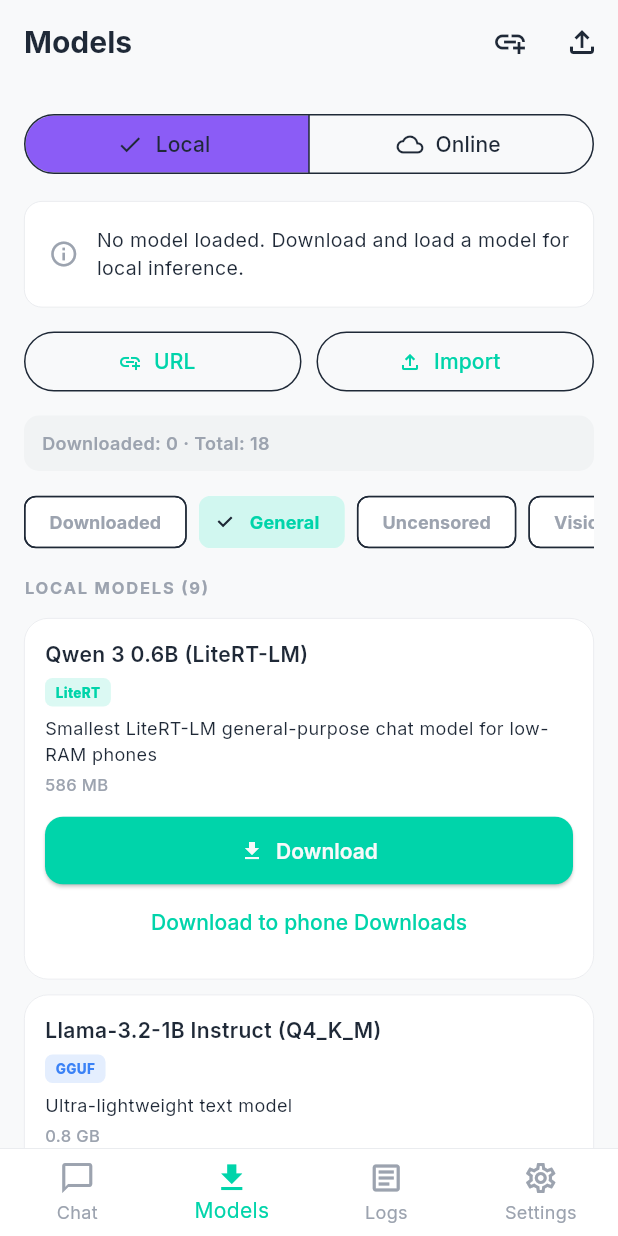
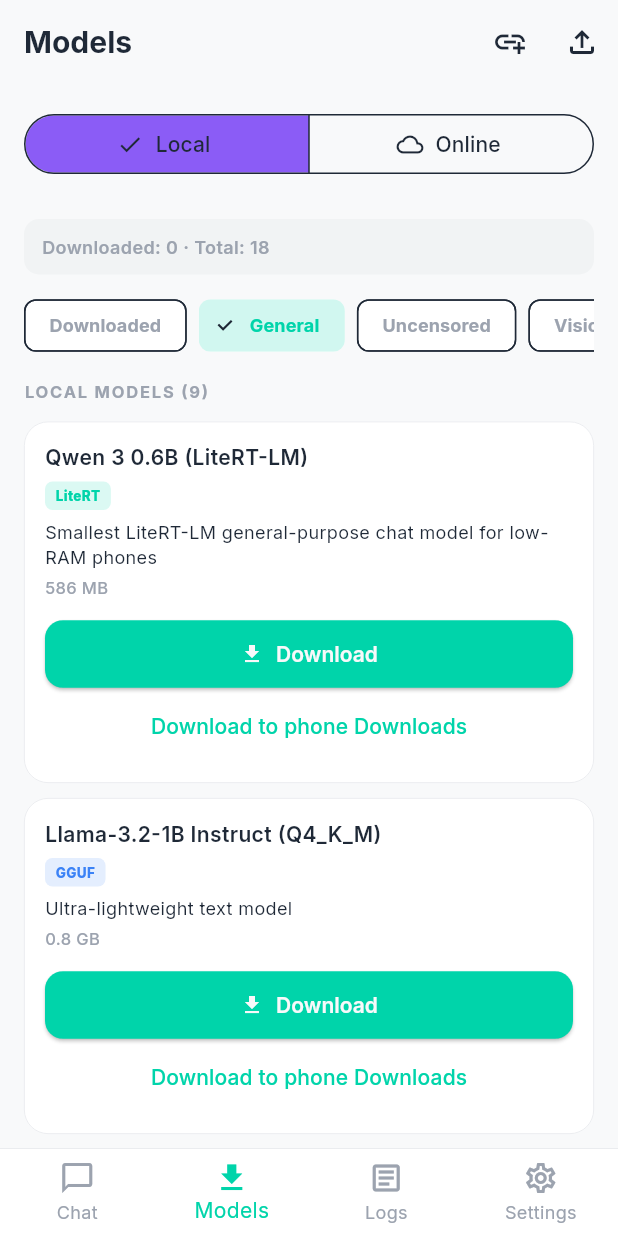
Before and after one commit to orailnoor/cross-platform-llm-client, a Flutter app: the screen it shows after launch, item 2 of the bottom bar chosen, on a phone screen of 412 x 824 dp. Run offline on Flutter 3.47's test engine with Material 3 defaults, Android fonts, the phone set to English and light mode, and no system bars; our stand-ins replace dio, file_picker, flutter_markdown, get, google_fonts, hive_flutter and 2 more; missing offline and left inert: flutter_litert_lm; accounts and stored records are empty.

Commit message:
feat: implement core chat infrastructure including UI components, state management controllers, and inference service integration

```diff
--- a/lib/models/chat_message.dart
+++ b/lib/models/chat_message.dart
@@ -10,6 +10,7 @@
   final String? cmdOutput; // Result of CMD: execution
   final bool isCommand;
   final double? tokensPerSec;
+  final int? thoughtDurationSeconds;
   final DateTime timestamp;
 
   ChatMessage({
@@ -24,6 +25,7 @@
     this.cmdOutput,
     this.isCommand = false,
     this.tokensPerSec,
+    this.thoughtDurationSeconds,
     DateTime? timestamp,
   }) : timestamp = timestamp ?? DateTime.now();
 
@@ -39,6 +41,7 @@
         'cmdOutput': cmdOutput,
         'isCommand': isCommand,
         'tokensPerSec': tokensPerSec,
+        'thoughtDurationSeconds': thoughtDurationSeconds,
         'timestamp': timestamp.toIso8601String(),
       };
 
@@ -56,6 +59,9 @@
         tokensPerSec: map['tokensPerSec'] != null
             ? (map['tokensPerSec'] as num).toDouble()
             : null,
+        thoughtDurationSeconds: map['thoughtDurationSeconds'] != null
+            ? (map['thoughtDurationSeconds'] as num).toInt()
+            : null,
         timestamp: DateTime.tryParse(map['timestamp'] ?? '') ?? DateTime.now(),
       );
 }
--- a/lib/views/model_view.dart
+++ b/lib/views/model_view.dart
@@ -39,28 +39,6 @@
               ],
             );
           }),
-          Obx(() {
-            final inference = Get.find<InferenceService>();
-            if (controller.modelScope.value == 'local' &&
-                inference.isModelLoaded.value) {
-              return Padding(
-                padding: const EdgeInsets.only(right: 8),
-                child: TextButton.icon(
-                  onPressed: () => controller.unloadModel(),
-                  icon: const Icon(Icons.eject,
-                      size: 16, color: AppColors.warning),
-                  label: Text(
-                    'Unload',
-                    style: GoogleFonts.inter(
-                      fontSize: 12,
-                      color: AppColors.warning,
-                    ),
-                  ),
-                ),
-              );
-            }
-            return const SizedBox.shrink();
-          }),
         ],
       ),
       body: RefreshIndicator(
@@ -80,8 +58,6 @@
                 const SizedBox(height: 12),
 
                 if (controller.modelScope.value == 'local') ...[
-                  _buildLocalActions(context),
-                  const SizedBox(height: 12),
                   _buildImportingProgress(context),
                   _buildLocalSummary(context),
                   const SizedBox(height: 10),
@@ -389,90 +365,7 @@
 
       final inference = Get.find<InferenceService>();
       if (!inference.isModelLoaded.value) {
-        if (controller.canLoadLastModel) {
-          return Container(
-            padding: const EdgeInsets.all(16),
-            decoration: BoxDecoration(
-              color: Theme.of(context).cardColor,
-              borderRadius: BorderRadius.circular(12),
-              border: Border.all(
-                  color: AppColors.primary.withValues(alpha: 0.35), width: 0.8),
-            ),
-            child: Row(
-              children: [
-                Container(
-                  padding: const EdgeInsets.all(9),
-                  decoration: BoxDecoration(
-                    color: AppColors.primary.withValues(alpha: 0.14),
-                    borderRadius: BorderRadius.circular(10),
-                  ),
-                  child: const Icon(Icons.history,
-                      color: AppColors.primary, size: 20),
-                ),
-                const SizedBox(width: 12),
-                Expanded(
-                  child: Column(
-                    crossAxisAlignment: CrossAxisAlignment.start,
-                    children: [
-                      Text(
-                        'Last loaded model',
-                        style: GoogleFonts.inter(
-                          fontSize: 11,
-                          color: Theme.of(context).hintColor,
-                          fontWeight: FontWeight.w700,
-                        ),
-                      ),
-                      const SizedBox(height: 3),
-                      Text(
-                        controller.lastLoadedModelName,
-                        style: GoogleFonts.inter(
-                          fontSize: 14,
-                          fontWeight: FontWeight.w700,
-                          color: Theme.of(context).colorScheme.onSurface,
-                        ),
-                        maxLines: 1,
-                        overflow: TextOverflow.ellipsis,
-                      ),
-                    ],
-                  ),
-                ),
-                ElevatedButton.icon(
-                  onPressed: () =>
-                      controller.loadModel(controller.lastLoadedModelName),
-                  icon: const Icon(Icons.play_arrow, size: 16),
-                  label: const Text('Load'),
-                ),
-              ],
-            ),
-          );
-        }
-
-        return Container(
-          padding: const EdgeInsets.all(16),
-          decoration: BoxDecoration(
-            color: Theme.of(context).cardColor,
-            borderRadius: BorderRadius.circular(12),
-            border:
-                Border.all(color: Theme.of(context).dividerColor, width: 0.5),
-          ),
-          child: Row(
-            children: [
-              Icon(Icons.info_outline,
-                  color: Theme.of(context).hintColor, size: 20),
-              const SizedBox(width: 12),
-              Expanded(
-                child: Text(
-                  'No model loaded. Download and load a model for local inference.',
-                  style: GoogleFonts.inter(
-                    fontSize: 13,
-                    color: Theme.of(context).textTheme.bodyMedium?.color ??
-                        Colors.grey,
-                  ),
-                ),
-              ),
-            ],
-          ),
-        );
+        return const SizedBox.shrink();
       }
 
       final percent = inference.modelLoadProgress.value * 100;
@@ -1505,6 +1398,9 @@
       final disableActions = controller.isImporting.value ||
           isAnyModelLoading ||
           isCurrentlyDownloading;
+      final loadPercent = (inference.modelLoadProgress.value * 100)
+          .clamp(0.0, 100.0)
+          .toStringAsFixed(0);
 
       return Card(
         margin: const EdgeInsets.only(bottom: 10),
@@ -1573,10 +1469,20 @@
                               ? null
                               : () => controller.loadModel(model.filename),
                           icon: Icon(
-                            isActive ? Icons.check : Icons.play_arrow,
+                            isThisModelLoading
+                                ? Icons.hourglass_top_rounded
+                                : isActive
+                                    ? Icons.check
+                                    : Icons.play_arrow,
                             size: 16,
                           ),
-                          label: Text(isActive ? 'Active' : 'Load'),
+                          label: Text(
+                            isThisModelLoading
+                                ? 'Loading $loadPercent%'
+                                : isActive
+                                    ? 'Active'
+                                    : 'Load',
+                          ),
                           style: OutlinedButton.styleFrom(
                             foregroundColor: isActive
                                 ? AppColors.success
@@ -1594,11 +1500,20 @@
                       ),
                       const SizedBox(width: 8),
                       IconButton(
+                        tooltip: isActive ? 'Unload model' : 'Delete model',
                         onPressed: disableActions
                             ? null
-                            : () => controller.deleteModel(model.filename),
-                        icon: const Icon(Icons.delete_outline,
-                            size: 18, color: AppColors.error),
+                            : isActive
+                                ? () => controller.unloadModel()
+                                : () => controller.deleteModel(model.filename),
+                        icon: Icon(
+                          isActive
+                              ? Icons.eject_outlined
+                              : Icons.delete_outline,
+                          size: 18,
+                          color:
+                              isActive ? AppColors.warning : AppColors.error,
+                        ),
                       ),
                     ] else ...[
                       Expanded(
--- a/lib/widgets/chat_bubble.dart
+++ b/lib/widgets/chat_bubble.dart
@@ -67,6 +67,7 @@
             if (!isUser && thoughtParts.hasThought)
               ThoughtDisclosure(
                 thought: thoughtParts.thought,
+                durationSeconds: message.thoughtDurationSeconds,
                 styleSheet: _thoughtMarkdownStyle(context),
               ),
             if (isUser)
```
Also changed, not shown: find_cache.dart (added, +8 -0 lines), lib/controllers/chat_controller.dart (+26 -0 lines), lib/controllers/model_controller.dart (+138 -2 lines), lib/services/device_info_service.dart (+7 -3 lines), lib/services/inference_android.dart (+43 -7 lines), lib/services/inference_service.dart (+68 -5 lines), lib/widgets/thought_disclosure.dart (+61 -2 lines).
